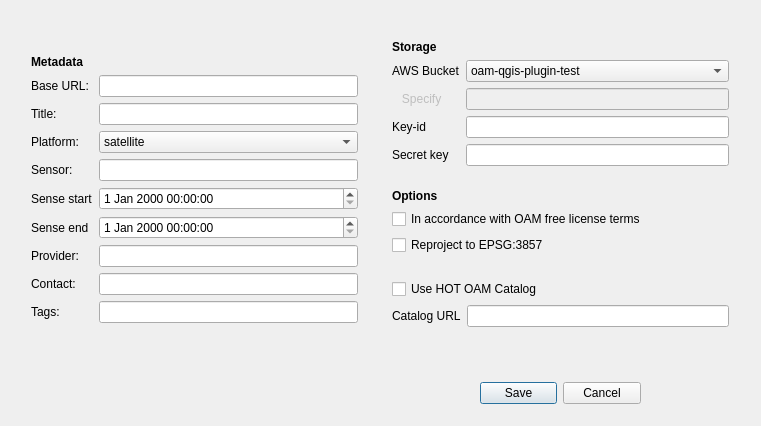
This is OpenAerialMap/gui/ui/setting_dialog.ui in hotosm/oam-qgis-plugin as Qt 5 draws it before an edit. The edited form follows.
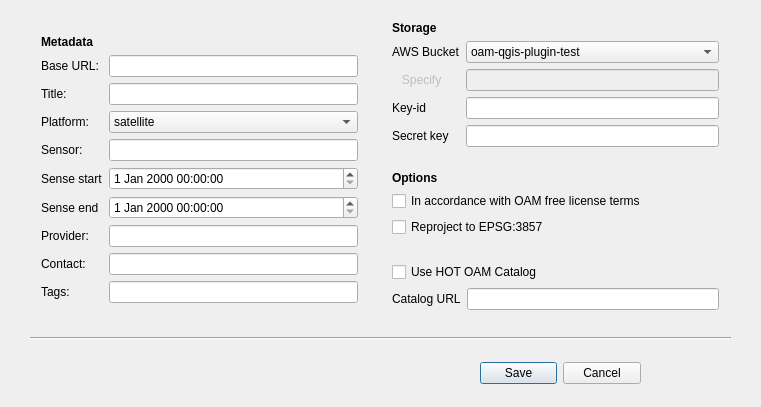
This is the edited form.

Commit message: Adjusted GUI to enhance cross-platform compatibility, and removed the unnecessary codes and files.

```diff
--- a/OpenAerialMap/gui/ui/setting_dialog.ui
+++ b/OpenAerialMap/gui/ui/setting_dialog.ui
@@ -7,7 +7,7 @@
     <x>0</x>
     <y>0</y>
     <width>761</width>
-    <height>426</height>
+    <height>407</height>
    </rect>
   </property>
   <property name="minimumSize">
@@ -28,7 +28,7 @@
    <property name="geometry">
     <rect>
      <x>480</x>
-     <y>380</y>
+     <y>360</y>
      <width>161</width>
      <height>27</height>
     </rect>
@@ -44,9 +44,9 @@
    <property name="geometry">
     <rect>
      <x>390</x>
-     <y>20</y>
-     <width>341</width>
-     <height>327</height>
+     <y>0</y>
+     <width>331</width>
+     <height>331</height>
     </rect>
    </property>
    <layout class="QVBoxLayout" name="verticalLayout">
@@ -337,9 +337,9 @@
   <widget class="QWidget" name="verticalLayoutWidget_2">
    <property name="geometry">
     <rect>
-     <x>29</x>
-     <y>20</y>
-     <width>331</width>
+     <x>39</x>
+     <y>0</y>
+     <width>321</width>
      <height>338</height>
     </rect>
    </property>
@@ -637,6 +637,19 @@
     </item>
    </layout>
   </widget>
+  <widget class="Line" name="line">
+   <property name="geometry">
+    <rect>
+     <x>30</x>
+     <y>330</y>
+     <width>701</width>
+     <height>16</height>
+    </rect>
+   </property>
+   <property name="orientation">
+    <enum>Qt::Horizontal</enum>
+   </property>
+  </widget>
  </widget>
  <resources/>
  <connections>
```
Left out of the diff: 22 changed lines with no effect on the pictures. The commit also changes 5 other files.
